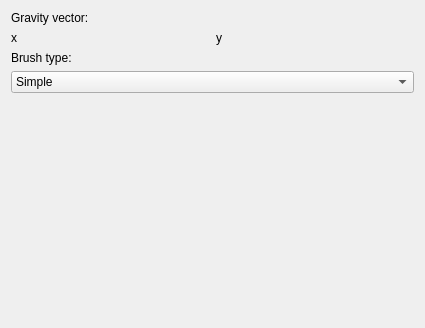
First picture: the form in plugins/paintops/watercolor/wdgwatercoloroptions.ui, repository KDE/krita, before the edit.
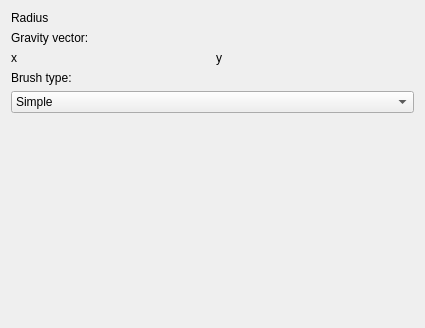
Second picture: the form after the edit. Custom widgets are drawn as their Qt base class.

```diff
--- a/plugins/paintops/watercolor/wdgwatercoloroptions.ui
+++ b/plugins/paintops/watercolor/wdgwatercoloroptions.ui
@@ -23,6 +23,20 @@
    </size>
   </property>
   <layout class="QVBoxLayout" name="verticalLayout_2">
+   <item>
+    <layout class="QHBoxLayout" name="horizontalLayout">
+     <item>
+      <widget class="QLabel" name="labelRadius">
+       <property name="text">
+        <string>Radius</string>
+       </property>
+      </widget>
+     </item>
+     <item>
+      <widget class="KisDoubleSliderSpinBox" name="radius" native="true"/>
+     </item>
+    </layout>
+   </item>
    <item>
     <widget class="QLabel" name="labelGravity">
      <property name="text">
```
